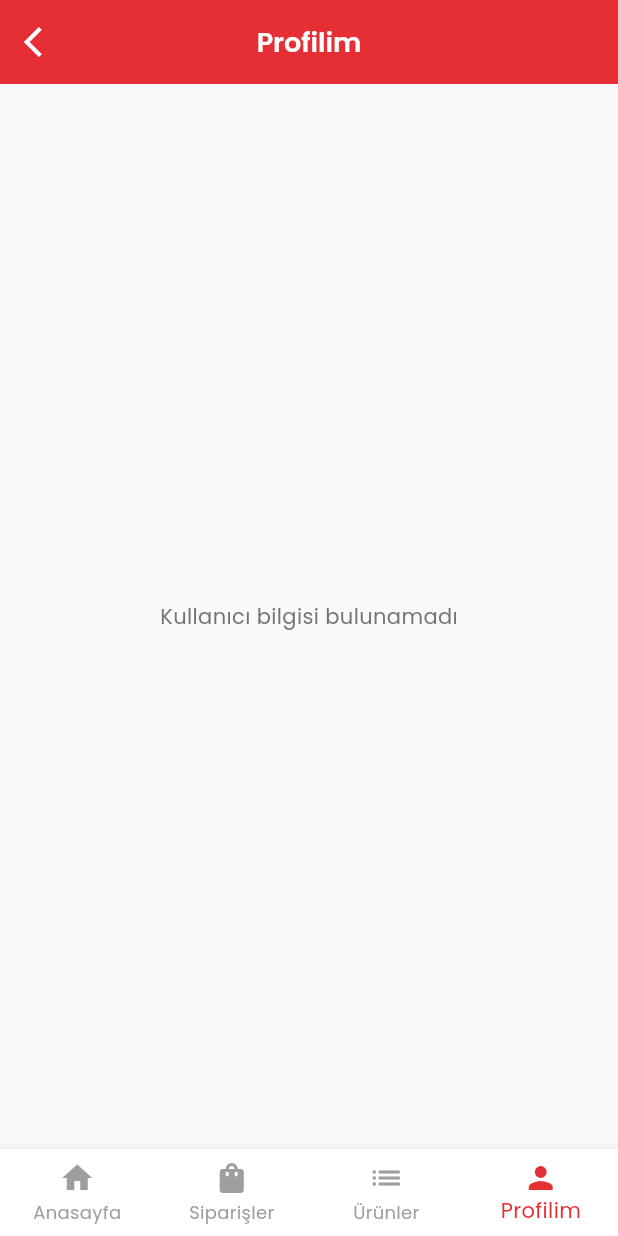
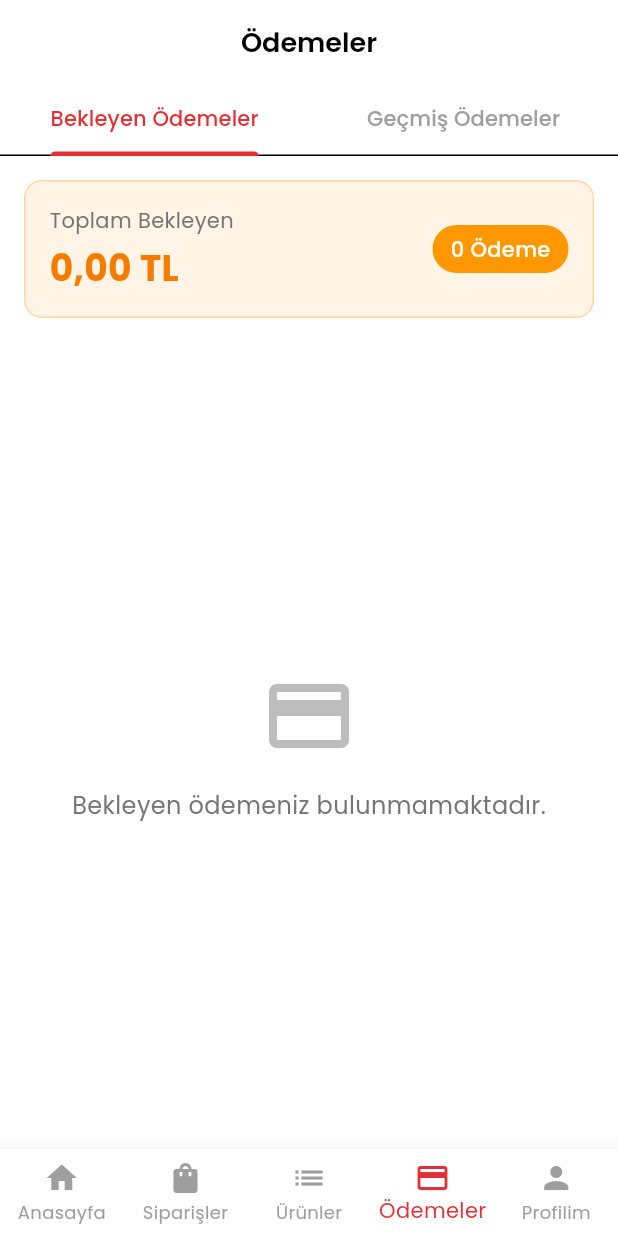
Before and after one commit to gorkemoa/besliyorum_satici, a Flutter app: the MainNavigation screen opened directly, item 4 of the bottom bar chosen, on a phone screen of 412 x 824 dp. Run offline on Flutter 3.47's test engine with Material 3 defaults, Android fonts, the phone set to English and light mode, and no system bars; our stand-ins replace firebase_core, firebase_messaging, flutter_html, google_fonts, logger, package_info_plus and 2 more; accounts and stored records are empty; network calls fail.

Commit message:
feat: Implement payment management features including models, services, viewmodels, and UI

```diff
--- a/lib/core/constants/app_constants.dart
+++ b/lib/core/constants/app_constants.dart
@@ -43,4 +43,7 @@ class Endpoints {
   static const String productDetail = 'service/user/account/products/productDetail';
   static const String sellProduct = 'service/user/account/products/sellProduct';
   static const String sellUpdateProduct = 'service/user/account/products/sellUpdateProduct';
+
+  // Payment Endpoints
+  static const String paymentList = 'service/user/account/payments/list';
 }
--- a/lib/main.dart
+++ b/lib/main.dart
@@ -10,6 +10,7 @@ import 'package:besliyorum_satici/viewmodels/register_viewmodel.dart';
 import 'package:besliyorum_satici/viewmodels/product_viewmodel.dart';
 import 'package:besliyorum_satici/viewmodels/product_detail_viewmodel.dart';
 import 'package:besliyorum_satici/viewmodels/profile_viewmodel.dart';
+import 'package:besliyorum_satici/viewmodels/payment_viewmodel.dart';
 import 'package:flutter_localizations/flutter_localizations.dart';
 import 'package:firebase_core/firebase_core.dart';
 import 'package:firebase_messaging/firebase_messaging.dart';
@@ -61,6 +62,7 @@ class MyApp extends StatelessWidget {
         ChangeNotifierProvider(create: (_) => ProductViewModel()),
         ChangeNotifierProvider(create: (_) => ProductDetailViewModel()),
         ChangeNotifierProvider(create: (_) => ProfileViewModel()),
+        ChangeNotifierProvider(create: (_) => PaymentViewModel()),
       ],
       child: GestureDetector(
         onTap: () {
--- /dev/null
+++ b/lib/models/payment/payment_model.dart
@@ -0,0 +1,95 @@
+/// Ödeme listesi API yanıt modeli
+class PaymentListResponseModel {
+  final bool error;
+  final bool success;
+  final PaymentListData? data;
+  final String? code200;
+
+  PaymentListResponseModel({
+    required this.error,
+    required this.success,
+    this.data,
+    this.code200,
+  });
+
+  factory PaymentListResponseModel.fromJson(Map<String, dynamic> json) {
+    return PaymentListResponseModel(
+      error: json['error'] ?? false,
+      success: json['success'] ?? false,
+      data: json['data'] != null ? PaymentListData.fromJson(json['data']) : null,
+      code200: json['200'],
+    );
+  }
+}
+
+/// Ödeme listesi veri modeli
+class PaymentListData {
+  final PaymentGroup pastPayments;
+  final PaymentGroup futurePayments;
+
+  PaymentListData({
+    required this.pastPayments,
+    required this.futurePayments,
+  });
+
+  factory PaymentListData.fromJson(Map<String, dynamic> json) {
+    return PaymentListData(
+      pastPayments: PaymentGroup.fromJson(json['pastPayments'] ?? {}),
+      futurePayments: PaymentGroup.fromJson(json['futurePayments'] ?? {}),
+    );
+  }
+}
+
+/// Ödeme grubu modeli (geçmiş veya gelecek ödemeler)
+class PaymentGroup {
+  final String totalAmount;
+  final int totalItems;
+  final List<Payment> payments;
+
+  PaymentGroup({
+    required this.totalAmount,
+    required this.totalItems,
+    required this.payments,
+  });
+
+  factory PaymentGroup.fromJson(Map<String, dynamic> json) {
+    return PaymentGroup(
+      totalAmount: json['totalAmount'] ?? '0,00 TL',
+      totalItems: json['totalItems'] ?? 0,
+      payments: (json['payments'] as List<dynamic>?)
+              ?.map((e) => Payment.fromJson(e as Map<String, dynamic>))
+              .toList() ??
+          [],
+    );
+  }
+}
+
+/// Tekil ödeme modeli
+class Payment {
+  final int paymentID;
+  final int orderID;
+  final String payDate;
+  final String payAmount;
+  final String commissionRate;
+  final bool isPaid;
+
+  Payment({
+    required this.paymentID,
+    required this.orderID,
+    required this.payDate,
+    required this.payAmount,
+    required this.commissionRate,
+    required this.isPaid,
+  });
+
+  factory Payment.fromJson(Map<String, dynamic> json) {
+    return Payment(
+      paymentID: json['paymentID'] ?? 0,
+      orderID: json['orderID'] ?? 0,
+      payDate: json['payDate'] ?? '',
+      payAmount: json['payAmount'] ?? '',
+      commissionRate: json['commissionRate'] ?? '',
+      isPaid: json['isPaid'] ?? false,
+    );
+  }
+}
--- /dev/null
+++ b/lib/services/payment_service.dart
@@ -0,0 +1,27 @@
+import 'dart:convert';
+import 'package:logger/logger.dart';
+
+import 'package:besliyorum_satici/models/payment/payment_model.dart';
+import '../core/constants/app_constants.dart';
+import 'api_service.dart';
+
+class PaymentService {
+  final ApiService _apiService = ApiService();
+  final Logger _logger = Logger();
+
+  /// Kullanıcının ödemelerini getirir
+  /// [userToken] - Kullanıcı token'ı
+  Future<PaymentListResponseModel> getPayments(String userToken) async {
+    try {
+      String endpoint = '${Endpoints.paymentList}?userToken=$userToken';
+
+      final response = await _apiService.get(endpoint);
+
+      final Map<String, dynamic> responseData = jsonDecode(response.body);
+      return PaymentListResponseModel.fromJson(responseData);
+    } catch (e) {
+      _logger.e('Error fetching payments', error: e);
+      rethrow;
+    }
+  }
+}
--- /dev/null
+++ b/lib/viewmodels/payment_viewmodel.dart
@@ -0,0 +1,59 @@
+import 'package:flutter/foundation.dart';
+import 'package:besliyorum_satici/models/payment/payment_model.dart';
+import '../services/payment_service.dart';
+
+class PaymentViewModel extends ChangeNotifier {
+  final PaymentService _paymentService = PaymentService();
+
+  bool _isLoading = false;
+  bool get isLoading => _isLoading;
+
+  String? _errorMessage;
+  String? get errorMessage => _errorMessage;
+
+  PaymentListData? _paymentData;
+  PaymentListData? get paymentData => _paymentData;
+
+  // Geçmiş ödemeler
+  List<Payment> get pastPayments => _paymentData?.pastPayments.payments ?? [];
+  String get pastPaymentsTotalAmount => _paymentData?.pastPayments.totalAmount ?? '0,00 TL';
+  int get pastPaymentsTotalItems => _paymentData?.pastPayments.totalItems ?? 0;
+
+  // Gelecek ödemeler
+  List<Payment> get futurePayments => _paymentData?.futurePayments.payments ?? [];
+  String get futurePaymentsTotalAmount => _paymentData?.futurePayments.totalAmount ?? '0,00 TL';
+  int get futurePaymentsTotalItems => _paymentData?.futurePayments.totalItems ?? 0;
+
+  /// State'i sıfırlar
+  void resetState() {
+    _isLoading = false;
+    _errorMessage = null;
+    _paymentData = null;
+  }
+
+  /// Kullanıcının ödemelerini yükler
+  Future<void> getPayments(String userToken) async {
+    _isLoading = true;
+    _errorMessage = null;
+    notifyListeners();
+
+    try {
+      final response = await _paymentService.getPayments(userToken);
+
+      if (response.success && response.data != null) {
+        _paymentData = response.data;
+      } else {
+        _errorMessage = 'Ödemeler yüklenemedi';
+      }
+    } catch (e) {
+      if (e.toString().contains('403')) {
+        _errorMessage = '403_LOGOUT';
+      } else {
+        _errorMessage = e.toString();
+      }
+    } finally {
+      _isLoading = false;
+      notifyListeners();
+    }
+  }
+}
--- a/lib/views/main_navigation.dart
+++ b/lib/views/main_navigation.dart
@@ -2,6 +2,7 @@ import 'package:flutter/material.dart';
 import 'package:besliyorum_satici/views/home/home_page.dart';
 import 'package:besliyorum_satici/views/order/orders_page.dart';
 import 'package:besliyorum_satici/views/products/products_page.dart';
+import 'package:besliyorum_satici/views/payment/payments_page.dart';
 import 'package:besliyorum_satici/views/profile/profile_page.dart';
 
 class MainNavigation extends StatefulWidget {
@@ -18,6 +19,7 @@ class _MainNavigationState extends State<MainNavigation> {
     const HomePage(),
     const OrdersPage(),
     const ProductsPage(),
+    const PaymentsPage(),
     const ProfilePage(),
   ];
 
@@ -52,6 +54,10 @@ class _MainNavigationState extends State<MainNavigation> {
             label: 'Ürünler',
           ),
           BottomNavigationBarItem(
+            icon: Icon(Icons.payment),
+            label: 'Ödemeler',
+          ),
+          BottomNavigationBarItem(
             icon: Icon(Icons.person),
             label: 'Profilim',
           ),
--- /dev/null
+++ b/lib/views/payment/payments_page.dart
@@ -0,0 +1,363 @@
+import 'package:flutter/material.dart';
+import 'package:provider/provider.dart';
+import '../../viewmodels/auth_viewmodel.dart';
+import '../../viewmodels/payment_viewmodel.dart';
+import '../../models/payment/payment_model.dart';
+import '../auth/login_page.dart';
+
+class PaymentsPage extends StatefulWidget {
+  const PaymentsPage({super.key});
+
+  @override
+  State<PaymentsPage> createState() => _PaymentsPageState();
+}
+
+class _PaymentsPageState extends State<PaymentsPage>
+    with SingleTickerProviderStateMixin {
+  late TabController _tabController;
+
+  @override
+  void initState() {
+    super.initState();
+    _tabController = TabController(length: 2, vsync: this);
+
+    final paymentViewModel =
+        Provider.of<PaymentViewModel>(context, listen: false);
+    paymentViewModel.resetState();
+
+    WidgetsBinding.instance.addPostFrameCallback((_) {
+      _loadPayments();
+    });
+  }
+
+  @override
+  void dispose() {
+    _tabController.dispose();
+    super.dispose();
+  }
+
+  void _loadPayments() {
+    final authViewModel = Provider.of<AuthViewModel>(context, listen: false);
+    final paymentViewModel =
+        Provider.of<PaymentViewModel>(context, listen: false);
+
+    final token = authViewModel.loginResponse?.data?.token;
+
+    if (token != null) {
+      paymentViewModel.getPayments(token);
+    }
+  }
+
+  @override
+  Widget build(BuildContext context) {
+    return Scaffold(
+      appBar: AppBar(
+        title: const Text('Ödemeler'),
+        centerTitle: true,
+        bottom: TabBar(
+          controller: _tabController,
+          labelColor: Theme.of(context).primaryColor,
+          unselectedLabelColor: Colors.grey,
+          indicatorColor: Theme.of(context).primaryColor,
+          tabs: const [
+            Tab(text: 'Bekleyen Ödemeler'),
+            Tab(text: 'Geçmiş Ödemeler'),
+          ],
+        ),
+      ),
+      body: Consumer<PaymentViewModel>(
+        builder: (context, viewModel, child) {
+          // 403 hatası kontrolü
+          if (viewModel.errorMessage == '403_LOGOUT') {
+            WidgetsBinding.instance.addPostFrameCallback((_) {
+              Navigator.of(context).pushAndRemoveUntil(
+                MaterialPageRoute(builder: (context) => const LoginPage()),
+                (route) => false,
+              );
+            });
+            return const SizedBox.shrink();
+          }
+
+          if (viewModel.isLoading) {
+            return const Center(
+              child: CircularProgressIndicator(),
+            );
+          }
+
+          if (viewModel.errorMessage != null) {
+            return Center(
+              child: Column(
+                mainAxisAlignment: MainAxisAlignment.center,
+                children: [
+                  Icon(Icons.error_outline, size: 64, color: Colors.grey[400]),
+                  const SizedBox(height: 16),
+                  Text(
+                    viewModel.errorMessage!,
+                    style: TextStyle(color: Colors.grey[600]),
+                    textAlign: TextAlign.center,
+                  ),
+                  const SizedBox(height: 16),
+                  ElevatedButton(
+                    onPressed: _loadPayments,
+                    child: const Text('Tekrar Dene'),
+                  ),
+                ],
+              ),
+            );
+          }
+
+          return TabBarView(
+            controller: _tabController,
+            children: [
+              // Bekleyen (Gelecek) Ödemeler
+              _buildPaymentList(
+                payments: viewModel.futurePayments,
+                totalAmount: viewModel.futurePaymentsTotalAmount,
+                totalItems: viewModel.futurePaymentsTotalItems,
+                emptyMessage: 'Bekleyen ödemeniz bulunmamaktadır.',
+                isFuture: true,
+              ),
+              // Geçmiş Ödemeler
+              _buildPaymentList(
+                payments: viewModel.pastPayments,
+                totalAmount: viewModel.pastPaymentsTotalAmount,
+                totalItems: viewModel.pastPaymentsTotalItems,
+                emptyMessage: 'Geçmiş ödemeniz bulunmamaktadır.',
+                isFuture: false,
+              ),
+            ],
+          );
+        },
+      ),
+    );
+  }
+
+  Widget _buildPaymentList({
+    required List<Payment> payments,
+    required String totalAmount,
+    required int totalItems,
+    required String emptyMessage,
+    required bool isFuture,
+  }) {
+    return RefreshIndicator(
+      onRefresh: () async {
+        _loadPayments();
+      },
+      child: Column(
+        children: [
+          // Özet kartı
+          Container(
+            margin: const EdgeInsets.all(16),
+            padding: const EdgeInsets.all(16),
+            decoration: BoxDecoration(
+              color: isFuture
+                  ? Colors.orange.withOpacity(0.1)
+                  : Colors.green.withOpacity(0.1),
+              borderRadius: BorderRadius.circular(12),
+              border: Border.all(
+                color: isFuture
+                    ? Colors.orange.withOpacity(0.3)
+                    : Colors.green.withOpacity(0.3),
+              ),
+            ),
+            child: Row(
+              mainAxisAlignment: MainAxisAlignment.spaceBetween,
+              children: [
+                Column(
+                  crossAxisAlignment: CrossAxisAlignment.start,
+                  children: [
+                    Text(
+                      isFuture ? 'Toplam Bekleyen' : 'Toplam Ödenen',
+                      style: TextStyle(
+                        color: Colors.grey[600],
+                        fontSize: 14,
+                      ),
+                    ),
+                    const SizedBox(height: 4),
+                    Text(
+                      totalAmount,
+                      style: TextStyle(
+                        fontSize: 24,
+                        fontWeight: FontWeight.bold,
+                        color: isFuture ? Colors.orange[700] : Colors.green[700],
+                      ),
+                    ),
+                  ],
+                ),
+                Container(
+                  padding: const EdgeInsets.symmetric(
+                    horizontal: 12,
+                    vertical: 6,
+                  ),
+                  decoration: BoxDecoration(
+                    color: isFuture ? Colors.orange : Colors.green,
+                    borderRadius: BorderRadius.circular(20),
+                  ),
+                  child: Text(
+                    '$totalItems Ödeme',
+                    style: const TextStyle(
+                      color: Colors.white,
+                      fontWeight: FontWeight.w500,
+                    ),
+                  ),
+                ),
+              ],
+            ),
+          ),
+          // Ödeme listesi
+          Expanded(
+            child: payments.isEmpty
+                ? Center(
+                    child: Column(
+                      mainAxisAlignment: MainAxisAlignment.center,
+                      children: [
+                        Icon(
+                          Icons.payment_outlined,
+                          size: 64,
+                          color: Colors.grey[400],
+                        ),
+                        const SizedBox(height: 16),
+                        Text(
+                          emptyMessage,
+                          style: TextStyle(
+                            color: Colors.grey[600],
+                            fontSize: 16,
+                          ),
+                        ),
+                      ],
+                    ),
+                  )
+                : ListView.builder(
+                    padding: const EdgeInsets.symmetric(horizontal: 16),
+                    itemCount: payments.length,
+                    itemBuilder: (context, index) {
+                      final payment = payments[index];
+                      return _buildPaymentCard(payment);
+                    },
+                  ),
+          ),
+        ],
+      ),
+    );
+  }
+
+  Widget _buildPaymentCard(Payment payment) {
+    return Container(
+      margin: const EdgeInsets.only(bottom: 12),
+      decoration: BoxDecoration(
+        color: Colors.white,
+        borderRadius: BorderRadius.circular(12),
+        boxShadow: [
+          BoxShadow(
+            color: Colors.black.withOpacity(0.05),
+            blurRadius: 10,
+            offset: const Offset(0, 2),
+          ),
+        ],
+      ),
+      child: Padding(
+        padding: const EdgeInsets.all(16),
+        child: Column(
+          crossAxisAlignment: CrossAxisAlignment.start,
+          children: [
+            Row(
+              mainAxisAlignment: MainAxisAlignment.spaceBetween,
+              children: [
+                Row(
+                  children: [
+                    Container(
+                      padding: const EdgeInsets.all(8),
+                      decoration: BoxDecoration(
+                        color: payment.isPaid
+                            ? Colors.green.withOpacity(0.1)
+                            : Colors.orange.withOpacity(0.1),
+                        borderRadius: BorderRadius.circular(8),
+                      ),
+                      child: Icon(
+                        payment.isPaid
+                            ? Icons.check_circle_outline
+                            : Icons.schedule,
+                        color: payment.isPaid ? Colors.green : Colors.orange,
+                        size: 20,
+                      ),
+                    ),
+                    const SizedBox(width: 12),
+                    Column(
+                      crossAxisAlignment: CrossAxisAlignment.start,
+                      children: [
+                        Text(
+                          'Sipariş #${payment.orderID}',
+                          style: const TextStyle(
+                            fontWeight: FontWeight.w600,
+                            fontSize: 16,
+                          ),
+                        ),
+                        const SizedBox(height: 2),
+                        Text(
+                          payment.payDate,
+                          style: TextStyle(
+                            color: Colors.grey[600],
+                            fontSize: 13,
+                          ),
+                        ),
+                      ],
+                    ),
+                  ],
+                ),
+                Column(
+                  crossAxisAlignment: CrossAxisAlignment.end,
+                  children: [
+                    Text(
+                      payment.payAmount,
+                      style: TextStyle(
+                        fontWeight: FontWeight.bold,
+                        fontSize: 18,
+                        color: payment.isPaid ? Colors.green : Colors.orange[700],
+                      ),
+                    ),
+                    const SizedBox(height: 2),
+                    Container(
+                      padding: const EdgeInsets.symmetric(
+                        horizontal: 8,
+                        vertical: 2,
+                      ),
+                      decoration: BoxDecoration(
+                        color: Colors.grey[100],
+                        borderRadius: BorderRadius.circular(4),
+                      ),
+                      child: Text(
+                        'Komisyon: ${payment.commissionRate}',
+                        style: TextStyle(
+                          color: Colors.grey[600],
+                          fontSize: 11,
+                        ),
+                      ),
+                    ),
+                  ],
+                ),
+              ],
+            ),
+            const SizedBox(height: 12),
+            Container(
+              padding: const EdgeInsets.symmetric(horizontal: 10, vertical: 6),
+              decoration: BoxDecoration(
+                color: payment.isPaid
+                    ? Colors.green.withOpacity(0.1)
+                    : Colors.orange.withOpacity(0.1),
+                borderRadius: BorderRadius.circular(6),
+              ),
+              child: Text(
+                payment.isPaid ? 'Ödendi' : 'Beklemede',
+                style: TextStyle(
+                  color: payment.isPaid ? Colors.green[700] : Colors.orange[700],
+                  fontWeight: FontWeight.w500,
+                  fontSize: 12,
+                ),
+              ),
+            ),
+          ],
+        ),
+      ),
+    );
+  }
+}
```
